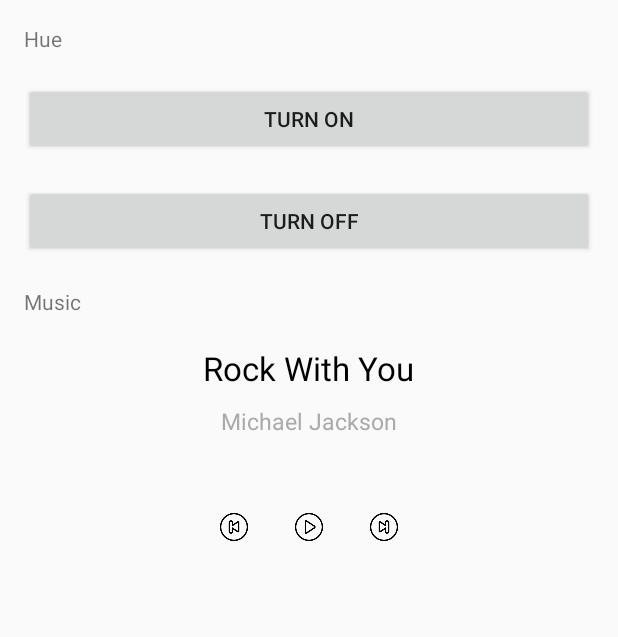
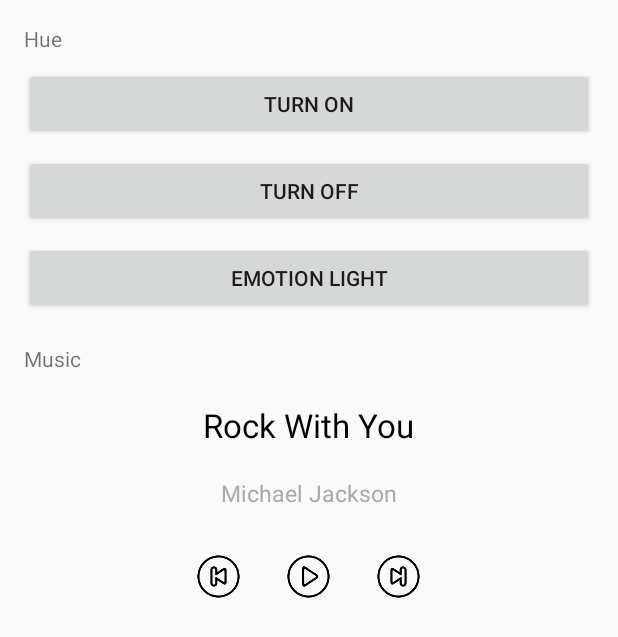
Before and after one commit to djch123/iot17steam5, an Android app: the layout activity_homekit.xml on its own in the app's theme, with its tools: preview values and no code run, on a phone screen of 412 x 824 dp. Shown: the top 637 px of the screen. Run offline under Robolectric (Android 15) with nearby library versions, the phone set to English and light mode, and no system bars.

Commit message:
get hue light

```diff
--- a/EmotionPlus/app/src/main/res/layout/activity_homekit.xml
+++ b/EmotionPlus/app/src/main/res/layout/activity_homekit.xml
@@ -37,7 +37,7 @@
                 android:layout_height="wrap_content"
                 android:layout_below="@+id/textView1"
                 android:layout_centerHorizontal="true"
-                android:layout_marginTop="20dp"
+                android:layout_marginTop="10dp"
                 android:paddingLeft="10dp"
                 android:paddingRight="10dp"
                 android:text="Turn On" />
@@ -48,10 +48,21 @@
                 android:layout_height="wrap_content"
                 android:layout_below="@+id/textView1"
                 android:layout_centerHorizontal="true"
-                android:layout_marginTop="20dp"
+                android:layout_marginTop="10dp"
                 android:paddingLeft="10dp"
                 android:paddingRight="10dp"
                 android:text="Turn Off" />
+
+            <Button
+                android:id="@+id/buttonEmotion"
+                android:layout_width="match_parent"
+                android:layout_height="wrap_content"
+                android:layout_below="@+id/textView1"
+                android:layout_centerHorizontal="true"
+                android:layout_marginTop="10dp"
+                android:paddingLeft="10dp"
+                android:paddingRight="10dp"
+                android:text="Emotion light" />
 
         </LinearLayout>
 
@@ -90,38 +101,38 @@
                 android:layout_height="wrap_content"
                 android:layout_below="@+id/textViewSong"
                 android:layout_centerHorizontal="true"
-                android:layout_marginTop="10dp"
+                android:layout_marginTop="20dp"
                 android:text="Michael Jackson"
                 android:textColor="@android:color/darker_gray"
                 android:textSize="15sp" />
 
             <ImageView
                 android:id="@+id/playSong"
-                android:layout_width="20dp"
-                android:layout_height="20dp"
+                android:layout_width="30dp"
+                android:layout_height="30dp"
                 android:layout_below="@+id/textViewSinger"
-                android:layout_marginTop="50dp"
+                android:layout_marginTop="30dp"
                 android:layout_centerHorizontal="true"
                 android:background="@drawable/icon_musicplay" />
 
             <ImageView
                 android:id="@+id/nextSong"
-                android:layout_width="20dp"
-                android:layout_height="20dp"
+                android:layout_width="30dp"
+                android:layout_height="30dp"
                 android:layout_toRightOf="@+id/playSong"
                 android:layout_below="@+id/textViewSinger"
-                android:layout_marginTop="50dp"
+                android:layout_marginTop="30dp"
                 android:layout_marginLeft="30dp"
                 android:background="@drawable/icon_next" />
 
 
             <ImageView
                 android:id="@+id/previousSong"
-                android:layout_width="20dp"
-                android:layout_height="20dp"
+                android:layout_width="30dp"
+                android:layout_height="30dp"
                 android:layout_toLeftOf="@+id/playSong"
                 android:layout_below="@+id/textViewSinger"
-                android:layout_marginTop="50dp"
+                android:layout_marginTop="30dp"
                 android:layout_marginRight="30dp"
                 android:background="@drawable/icon_lastsong" />
 
@@ -131,7 +142,7 @@
                 android:layout_width="100dp"
                 android:layout_height="100dp"
                 android:layout_below="@+id/playSong"
-                android:layout_marginTop="50dp"
+                android:layout_marginTop="30dp"
                 android:layout_marginRight="30dp"
                 android:layout_centerHorizontal="true" />
 
```
Also changed, not shown: EmotionPlus/app/src/main/java/com/example/jialingliu/emotionplus/HomekitActivity.java (+18 -22 lines), EmotionPlus/app/src/main/java/com/example/jialingliu/emotionplus/MainActivity.java (+6 -6 lines).
